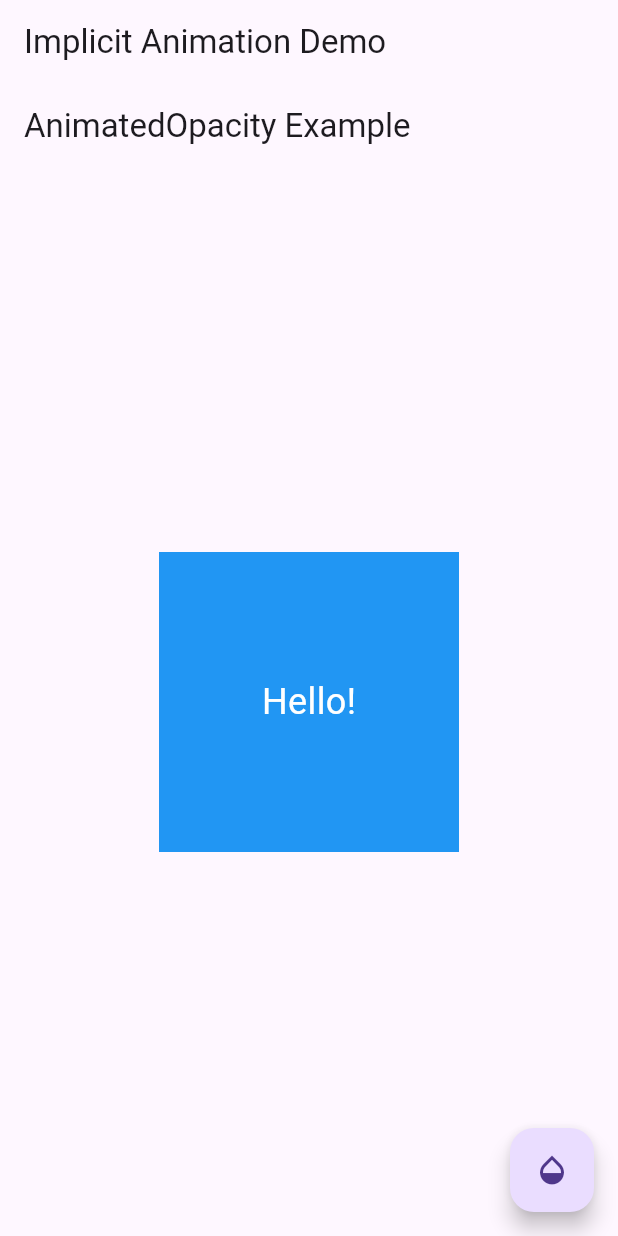
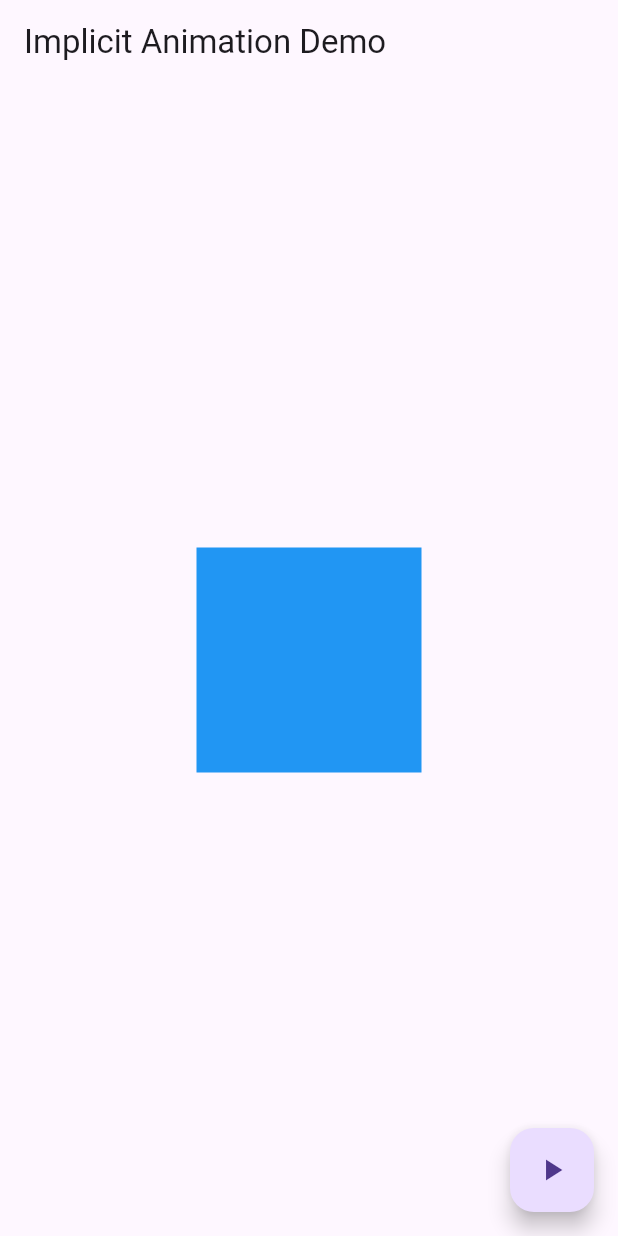
Before and after one commit to adityaphadatare45/Animation-practice, a Flutter app: the screen it shows after launch, on a phone screen of 412 x 824 dp. Run offline on Flutter 3.47's test engine with Material 3 defaults, Android fonts, the phone set to English and light mode, and no system bars.

Commit message:
Animated padding animation done

```diff
--- a/lib/Implicit_Animation/Animatedpadding.dart
+++ b/lib/Implicit_Animation/Animatedpadding.dart
@@ -0,0 +1,37 @@
+import 'package:flutter/material.dart';
+
+class Animatedpadding extends StatefulWidget{
+  const Animatedpadding({super.key});
+
+  @override
+  State<StatefulWidget> createState() => _animatedOpacityAnimation();
+
+}
+class _animatedOpacityAnimation extends State<Animatedpadding>{
+  double _paddingValue = 20.0;
+  @override
+  Widget build(BuildContext context) {
+   return Scaffold(
+    body: Center(
+      child: AnimatedPadding(
+        padding: EdgeInsets.all(_paddingValue),
+        duration: const Duration(seconds: 1),
+        curve: Curves.easeInOut,
+        child: Container(
+          color: Colors.blue,
+          width: 150,
+          height: 150,
+        ),
+      ),
+    ),
+    floatingActionButton: FloatingActionButton(
+      child: const Icon(Icons.play_arrow),
+      onPressed: (){
+        setState(() {
+          _paddingValue = _paddingValue == 20.0 ? 60.0 : 20.0;
+        });
+      }
+    ),
+   );
+  }
+}
--- a/lib/main.dart
+++ b/lib/main.dart
@@ -1,6 +1,4 @@
-import 'package:animation_practice/Implicit_Animation/Animatedcrossfade.dart';
-import 'package:animation_practice/Implicit_Animation/Animateddefaulttextstyle.dart';
-import 'package:animation_practice/Implicit_Animation/Animatedopacity.dart';
+import 'package:animation_practice/Implicit_Animation/Animatedpadding.dart';
 import 'package:flutter/material.dart';
 
 void main() {
@@ -11,7 +9,7 @@ class MyApp extends StatelessWidget {
   const MyApp({super.key});
 
   // ✨ Change this widget to test other animations
-  final Widget _currentExample = const AnimatedOpacityExample();
+  final Widget _currentExample = const Animatedpadding();
   // e.g. const AnimatedContainerExample();
 
   @override
```
